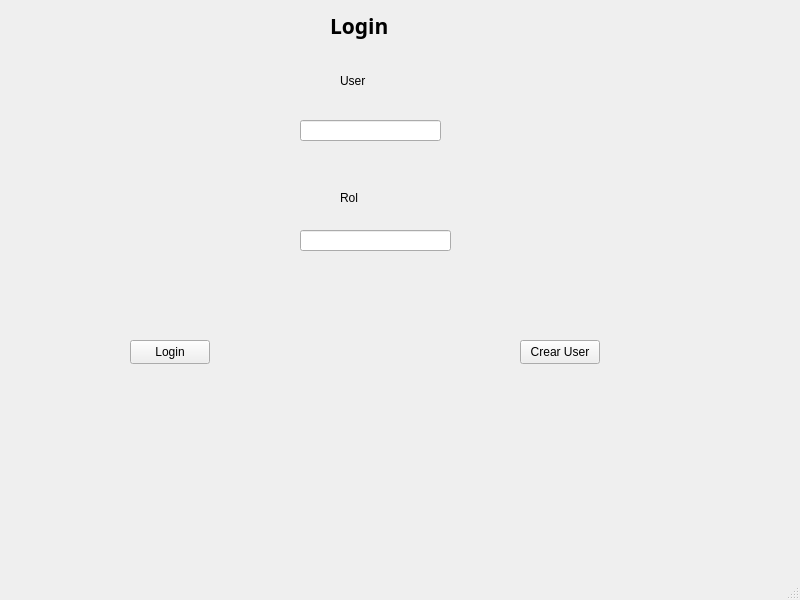
Before: the Qt Designer form App_Medica/mainwindow.ui in alejandra057/App_Medica_Progra3, drawn with Qt 5.
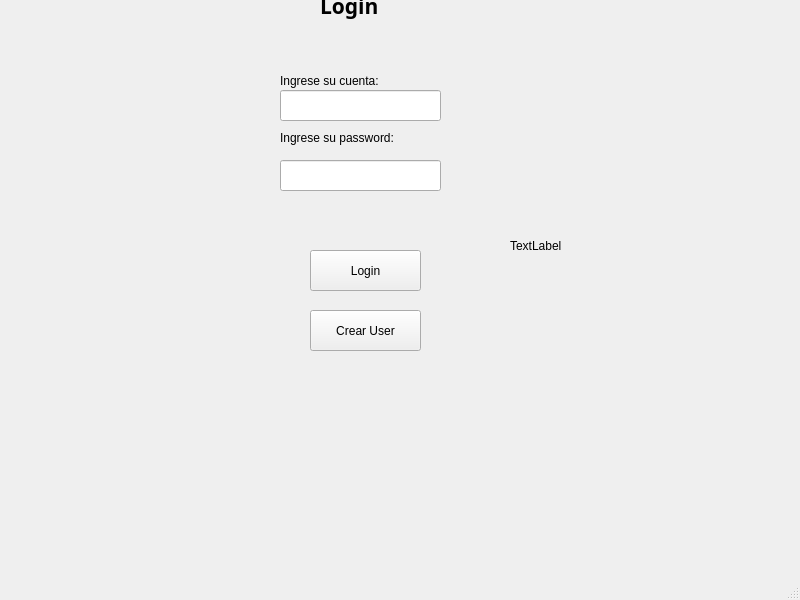
After: the same form once the commit is applied.

Patch:
```diff
--- a/App_Medica/mainwindow.ui
+++ b/App_Medica/mainwindow.ui
@@ -17,8 +17,8 @@
    <widget class="QStackedWidget" name="stackedWidget">
     <property name="geometry">
      <rect>
-      <x>-10</x>
-      <y>10</y>
+      <x>-20</x>
+      <y>-10</y>
       <width>801</width>
       <height>591</height>
      </rect>
@@ -50,56 +50,56 @@
      <widget class="QLabel" name="label_2">
       <property name="geometry">
        <rect>
-        <x>350</x>
-        <y>60</y>
-        <width>41</width>
+        <x>300</x>
+        <y>80</y>
+        <width>131</width>
         <height>21</height>
        </rect>
       </property>
       <property name="text">
-       <string>User</string>
+       <string>Ingrese su cuenta:</string>
       </property>
      </widget>
      <widget class="QLineEdit" name="lineEdit">
       <property name="geometry">
        <rect>
-        <x>310</x>
-        <y>110</y>
-        <width>141</width>
-        <height>21</height>
+        <x>300</x>
+        <y>100</y>
+        <width>161</width>
+        <height>31</height>
        </rect>
       </property>
      </widget>
      <widget class="QLineEdit" name="lineEdit_2">
       <property name="geometry">
        <rect>
-        <x>310</x>
-        <y>220</y>
-        <width>151</width>
-        <height>21</height>
+        <x>300</x>
+        <y>170</y>
+        <width>161</width>
+        <height>31</height>
        </rect>
       </property>
      </widget>
      <widget class="QLabel" name="label_3">
       <property name="geometry">
        <rect>
-        <x>350</x>
-        <y>180</y>
-        <width>49</width>
+        <x>300</x>
+        <y>140</y>
+        <width>141</width>
         <height>16</height>
        </rect>
       </property>
       <property name="text">
-       <string>Rol</string>
+       <string>Ingrese su password:</string>
       </property>
      </widget>
      <widget class="QPushButton" name="pushButton">
       <property name="geometry">
        <rect>
-        <x>140</x>
-        <y>330</y>
-        <width>80</width>
-        <height>24</height>
+        <x>330</x>
+        <y>260</y>
+        <width>111</width>
+        <height>41</height>
        </rect>
       </property>
       <property name="text">
@@ -109,16 +109,29 @@
      <widget class="QPushButton" name="pushButton_79">
       <property name="geometry">
        <rect>
-        <x>530</x>
-        <y>330</y>
-        <width>80</width>
-        <height>24</height>
+        <x>330</x>
+        <y>320</y>
+        <width>111</width>
+        <height>41</height>
        </rect>
       </property>
       <property name="text">
        <string>Crear User</string>
       </property>
      </widget>
+     <widget class="QLabel" name="ver">
+      <property name="geometry">
+       <rect>
+        <x>530</x>
+        <y>220</y>
+        <width>231</width>
+        <height>71</height>
+       </rect>
+      </property>
+      <property name="text">
+       <string>TextLabel</string>
+      </property>
+     </widget>
     </widget>
     <widget class="QWidget" name="page_2">
      <widget class="QLabel" name="label_4">
```
Left out of the diff: 6 changed lines with no effect on the pictures.
